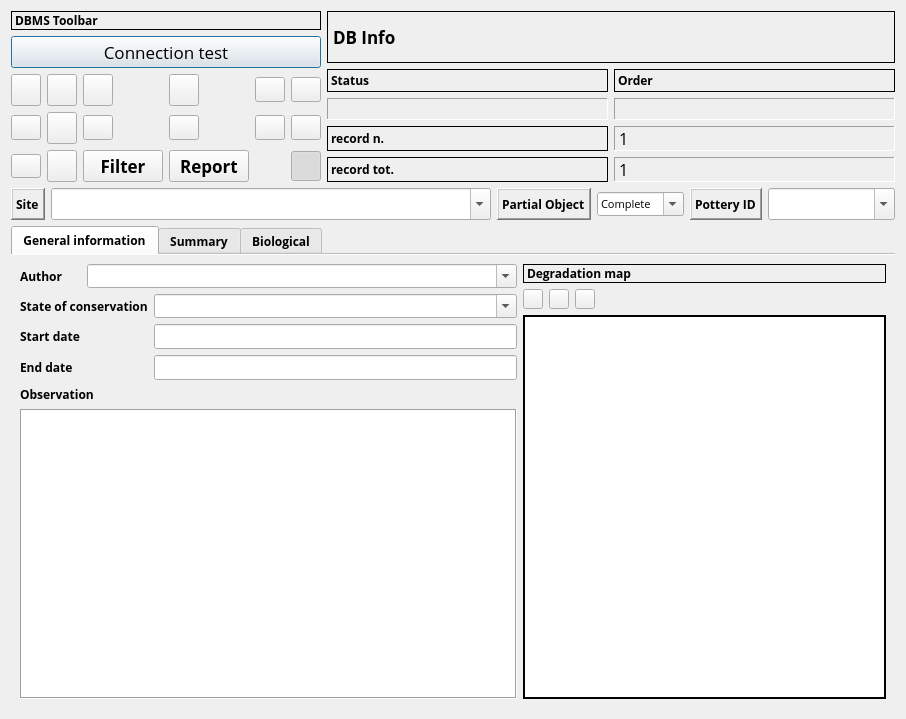
Before: the Qt Designer form gui/ui/hff_system__PotteryCON_ui.ui in enzococca/HFF, drawn with Qt 5.
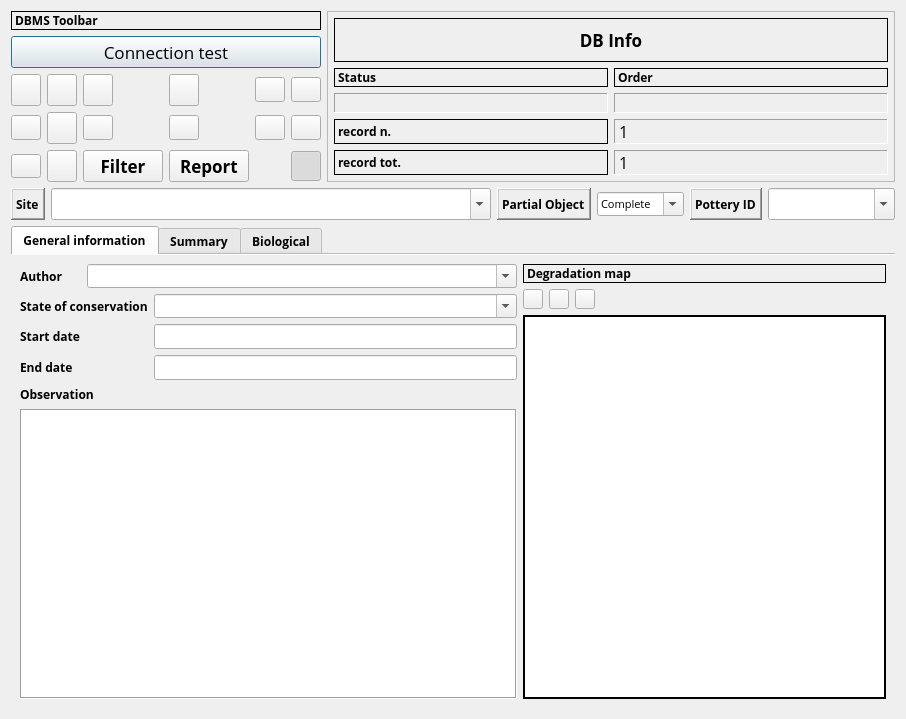
After: the same form once the commit is applied. Icons and pictures are not drawn. Custom widgets are drawn as their Qt base class.

Diff of the .ui file:
```diff
--- a/gui/ui/hff_system__PotteryCON_ui.ui
+++ b/gui/ui/hff_system__PotteryCON_ui.ui
@@ -71,7 +71,32 @@
     </widget>
    </item>
    <item row="0" column="1" rowspan="3">
+    <widget class="QFrame" name="frame_dbinfo">
+     <property name="sizePolicy">
+      <sizepolicy hsizetype="Preferred" vsizetype="Preferred">
+       <horstretch>0</horstretch>
+       <verstretch>0</verstretch>
+      </sizepolicy>
+     </property>
+     <property name="frameShape">
+      <enum>QFrame::StyledPanel</enum>
+     </property>
+     <property name="frameShadow">
+      <enum>QFrame::Raised</enum>
+     </property>
     <layout class="QGridLayout" name="gridLayout_5">
+      <property name="leftMargin">
+       <number>6</number>
+      </property>
+      <property name="topMargin">
+       <number>6</number>
+      </property>
+      <property name="rightMargin">
+       <number>6</number>
+      </property>
+      <property name="bottomMargin">
+       <number>6</number>
+      </property>
      <item row="0" column="0">
       <widget class="QLabel" name="label_42">
        <property name="font">
@@ -91,6 +116,9 @@
        <property name="text">
         <string>DB Info</string>
        </property>
+        <property name="alignment">
+         <set>Qt::AlignCenter</set>
+        </property>
       </widget>
      </item>
      <item row="2" column="0">
@@ -320,6 +348,7 @@
       </layout>
      </item>
     </layout>
+   </widget>
    </item>
    <item row="1" column="0">
     <widget class="QPushButton" name="pushButton_connect">
```
Lines whose indentation alone changed are shown as unchanged.
